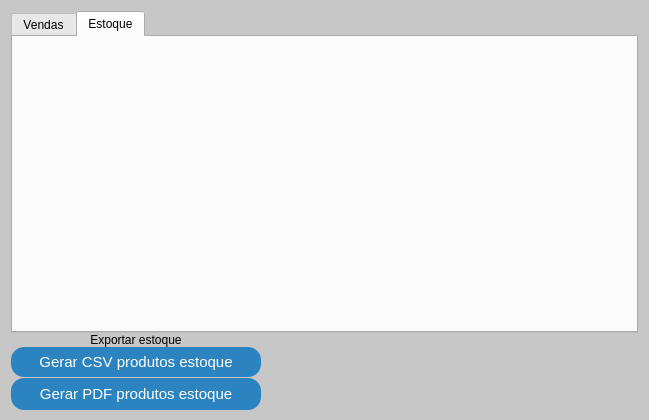
Above: relatorios.ui from GabR36/QEstoqueLoja before the change. Below: the same form after it.
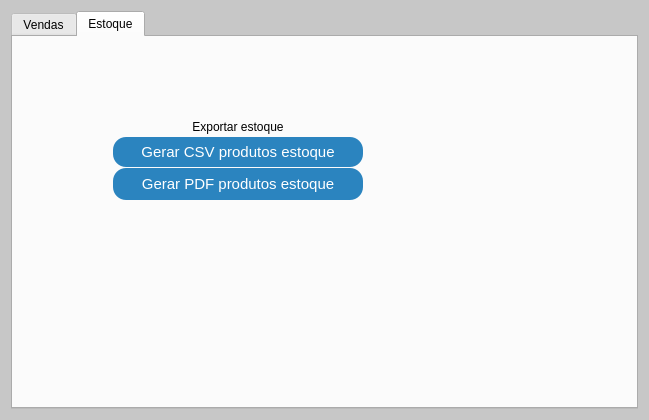
That is the form after the change. The open tabs and pages were chosen to show the change.

Commit message:
Grafico de quantidades de vendas por ano funcionando
Selecionar ano e combo box dinamico com anos encontados

The edit to the form file:
```diff
--- a/relatorios.ui
+++ b/relatorios.ui
@@ -115,14 +115,18 @@
         <attribute name="title">
          <string>Estoque</string>
         </attribute>
-       </widget>
-      </widget>
-     </item>
-     <item>
       <widget class="QLabel" name="label">
        <property name="enabled">
         <bool>true</bool>
        </property>
+         <property name="geometry">
+          <rect>
+           <x>100</x>
+           <y>80</y>
+           <width>250</width>
+           <height>20</height>
+          </rect>
+         </property>
        <property name="sizePolicy">
         <sizepolicy hsizetype="Fixed" vsizetype="Fixed">
          <horstretch>0</horstretch>
@@ -152,9 +156,49 @@
         <number>-1</number>
        </property>
       </widget>
-     </item>
-     <item>
+        <widget class="QPushButton" name="Btn_PdfGen">
+         <property name="geometry">
+          <rect>
+           <x>100</x>
+           <y>131</y>
+           <width>250</width>
+           <height>32</height>
+          </rect>
+         </property>
+         <property name="sizePolicy">
+          <sizepolicy hsizetype="Fixed" vsizetype="Fixed">
+           <horstretch>0</horstretch>
+           <verstretch>0</verstretch>
+          </sizepolicy>
+         </property>
+         <property name="minimumSize">
+          <size>
+           <width>250</width>
+           <height>32</height>
+          </size>
+         </property>
+         <property name="maximumSize">
+          <size>
+           <width>250</width>
+           <height>30</height>
+          </size>
+         </property>
+         <property name="styleSheet">
+          <string notr="true"/>
+         </property>
+         <property name="text">
+          <string>Gerar PDF produtos estoque</string>
+         </property>
+        </widget>
       <widget class="QPushButton" name="Btn_CsvGen">
+         <property name="geometry">
+          <rect>
+           <x>100</x>
+           <y>100</y>
+           <width>250</width>
+           <height>30</height>
+          </rect>
+         </property>
        <property name="sizePolicy">
         <sizepolicy hsizetype="Fixed" vsizetype="Fixed">
          <horstretch>0</horstretch>
@@ -195,33 +239,7 @@
         <bool>false</bool>
        </property>
       </widget>
-     </item>
-     <item>
-      <widget class="QPushButton" name="Btn_PdfGen">
-       <property name="sizePolicy">
-        <sizepolicy hsizetype="Fixed" vsizetype="Fixed">
-         <horstretch>0</horstretch>
-         <verstretch>0</verstretch>
-        </sizepolicy>
-       </property>
-       <property name="minimumSize">
-        <size>
-         <width>250</width>
-         <height>32</height>
-        </size>
-       </property>
-       <property name="maximumSize">
-        <size>
-         <width>250</width>
-         <height>30</height>
-        </size>
-       </property>
-       <property name="styleSheet">
-        <string notr="true"/>
-       </property>
-       <property name="text">
-        <string>Gerar PDF produtos estoque</string>
-       </property>
+       </widget>
       </widget>
      </item>
     </layout>
```
Lines whose indentation alone changed are shown as unchanged. The commit also changes 2 other files.
